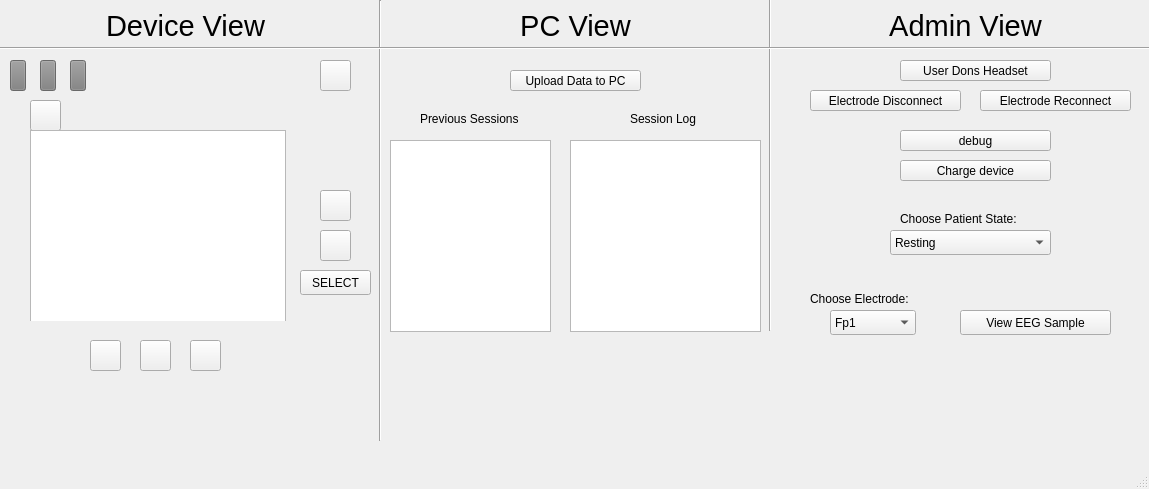
Old version of the form Neuroset/mainwindow.ui in the repository kyleaitken/Neuroset.
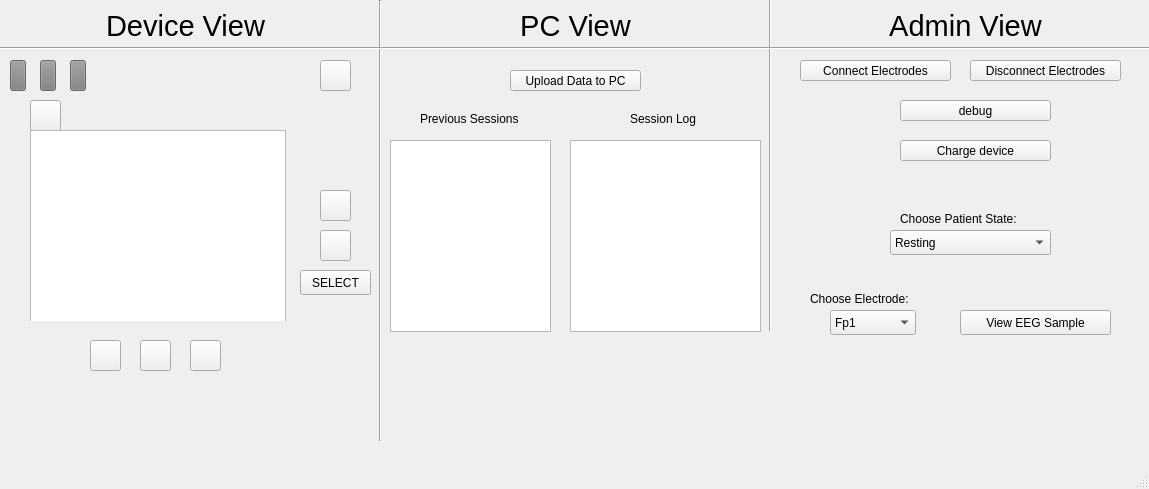
New version of the form. Icons and pictures are not drawn. Custom widgets are drawn as their Qt base class.

Commit message: fix bugs with electrode connect/disconnect

```diff
--- a/Neuroset/mainwindow.ui
+++ b/Neuroset/mainwindow.ui
@@ -262,27 +262,14 @@
    <widget class="QPushButton" name="electrodeDisconnect">
     <property name="geometry">
      <rect>
-      <x>810</x>
-      <y>90</y>
-      <width>151</width>
-      <height>21</height>
-     </rect>
-    </property>
-    <property name="text">
-     <string>Electrode Disconnect</string>
-    </property>
-   </widget>
-   <widget class="QPushButton" name="DonHeadset">
-    <property name="geometry">
-     <rect>
-      <x>900</x>
+      <x>970</x>
       <y>60</y>
       <width>151</width>
       <height>21</height>
      </rect>
     </property>
     <property name="text">
-     <string>User Dons Headset</string>
+     <string>Disconnect Electrodes</string>
     </property>
    </widget>
    <widget class="QPushButton" name="upButton">
@@ -537,7 +524,7 @@
     <property name="geometry">
      <rect>
       <x>900</x>
-      <y>130</y>
+      <y>100</y>
       <width>151</width>
       <height>21</height>
      </rect>
@@ -550,7 +537,7 @@
     <property name="geometry">
      <rect>
       <x>900</x>
-      <y>160</y>
+      <y>140</y>
       <width>151</width>
       <height>21</height>
      </rect>
@@ -714,14 +701,14 @@
    <widget class="QPushButton" name="electrodeReconnect">
     <property name="geometry">
      <rect>
-      <x>980</x>
-      <y>90</y>
+      <x>800</x>
+      <y>60</y>
       <width>151</width>
       <height>21</height>
      </rect>
     </property>
     <property name="text">
-     <string>Electrode Reconnect</string>
+     <string>Connect Electrodes</string>
     </property>
    </widget>
    <widget class="QLabel" name="label_8">
```
The commit also changes 3 other files.
